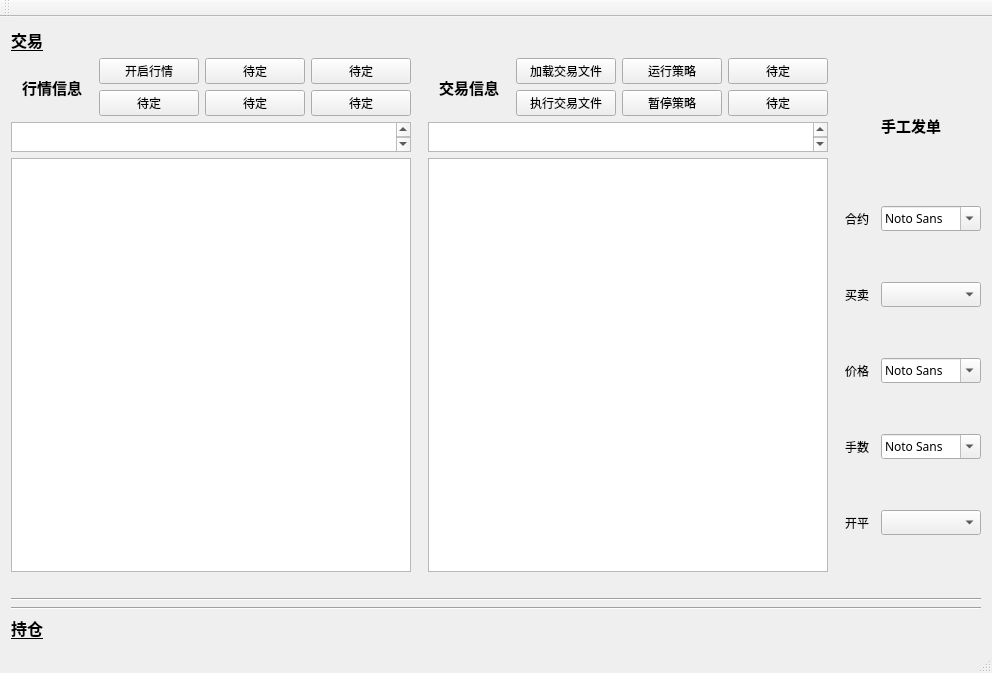
Above: mainwindow.ui from ssh352/zrhx_ctp before the change. Below: the same form after it.
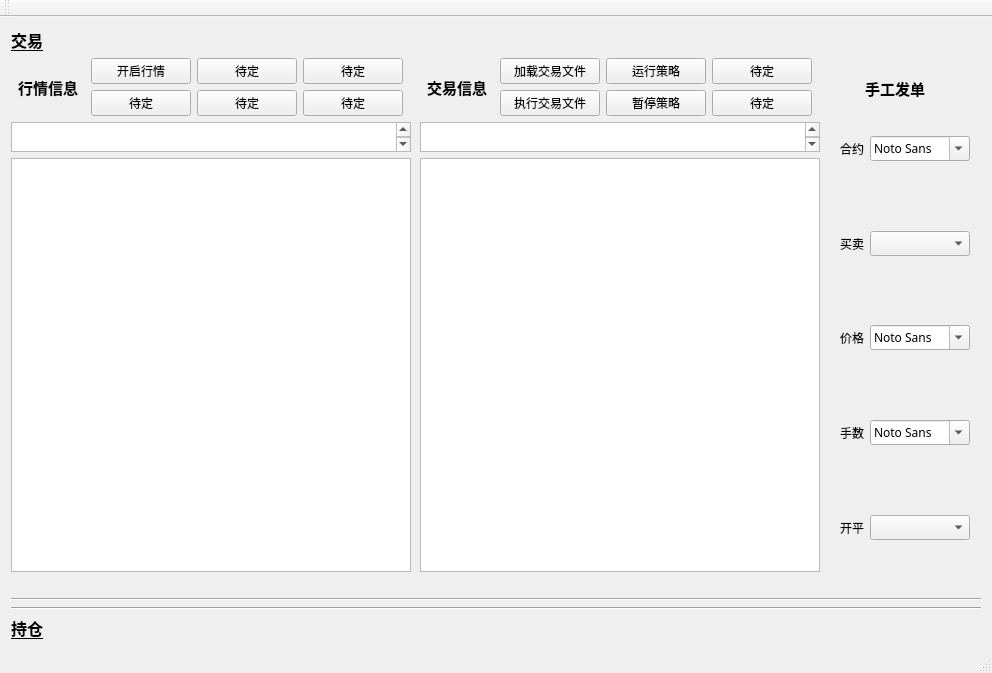
That is the form after the change.

Diff of the .ui file:
```diff
--- a/mainwindow.ui
+++ b/mainwindow.ui
@@ -504,13 +504,13 @@
           <property name="minimumSize">
            <size>
             <width>132</width>
-            <height>78</height>
+            <height>40</height>
            </size>
           </property>
           <property name="maximumSize">
            <size>
             <width>132</width>
-            <height>78</height>
+            <height>20</height>
            </size>
           </property>
           <property name="font">
@@ -530,6 +530,7 @@
          </widget>
         </item>
         <item>
+         <widget class="QWidget" name="" native="true">
          <layout class="QHBoxLayout" name="horizontalLayout_9">
           <item>
            <widget class="QLabel" name="label_3">
@@ -584,8 +585,10 @@
            </widget>
           </item>
          </layout>
+         </widget>
         </item>
         <item>
+         <widget class="QWidget" name="" native="true">
          <layout class="QHBoxLayout" name="horizontalLayout_8">
           <item>
            <widget class="QLabel" name="label_4">
@@ -622,8 +625,10 @@
            </widget>
           </item>
          </layout>
+         </widget>
         </item>
         <item>
+         <widget class="QWidget" name="" native="true">
          <layout class="QHBoxLayout" name="horizontalLayout_6">
           <item>
            <widget class="QLabel" name="label_6">
@@ -665,8 +670,10 @@
            </widget>
           </item>
          </layout>
+         </widget>
         </item>
         <item>
+         <widget class="QWidget" name="" native="true">
          <layout class="QHBoxLayout" name="horizontalLayout_5">
           <item>
            <widget class="QLabel" name="label_7">
@@ -708,8 +715,10 @@
            </widget>
           </item>
          </layout>
+         </widget>
         </item>
         <item>
+         <widget class="QWidget" name="" native="true">
          <layout class="QHBoxLayout" name="horizontalLayout_7">
           <item>
            <widget class="QLabel" name="label_5">
@@ -746,6 +755,7 @@
            </widget>
           </item>
          </layout>
+         </widget>
         </item>
        </layout>
       </item>
```
Left out of the diff: 50 changed lines with no effect on the pictures. Lines whose indentation alone changed are shown as unchanged.
